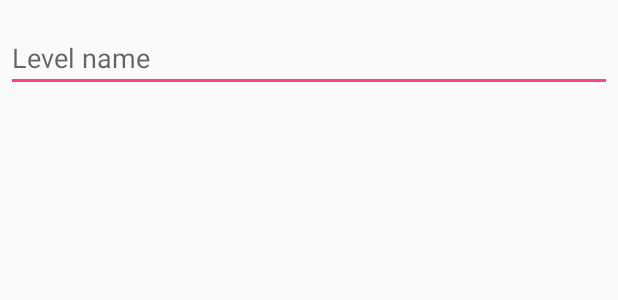
After one commit to SchrodingersGat/planet, an Android app: the layout save_level_dialog.xml on its own in the app's theme, with its tools: preview values and no code run, on a phone screen of 412 x 824 dp. The commit adds this screen. Shown: the top 300 px of the screen. Run offline under Robolectric (Android 15) with nearby library versions, the phone set to English and light mode, and no system bars.

```diff
--- a/app/src/main/java/com/example/oliver/planet/LevelSelectorActivity.java
+++ b/app/src/main/java/com/example/oliver/planet/LevelSelectorActivity.java
@@ -45,4 +45,8 @@ public class LevelSelectorActivity extends ListActivity {
         startActivity(intent);
     }
 
+    public void newLevel(View view) {
+        Log.i("click", "New level!");
+    }
+
 }
--- /dev/null
+++ b/app/src/main/res/layout/save_level_dialog.xml
@@ -0,0 +1,17 @@
+<?xml version="1.0" encoding="utf-8"?>
+<LinearLayout xmlns:android="http://schemas.android.com/apk/res/android"
+    android:orientation="vertical" android:layout_width="match_parent"
+    android:layout_height="match_parent">
+
+    <EditText
+        android:id="@+id/level_name"
+        android:inputType="text"
+        android:layout_width="match_parent"
+        android:layout_height="wrap_content"
+        android:layout_marginTop="16dp"
+        android:layout_marginLeft="4dp"
+        android:layout_marginRight="4dp"
+        android:layout_marginBottom="4dp"
+        android:hint="Level name" />
+
+</LinearLayout>
```
Also changed, not shown: app/src/main/java/com/example/oliver/planet/GameActivity.java (+10 -3 lines), app/src/main/java/com/example/oliver/planet/GameSurface.java (+70 -62 lines), app/src/main/res/layout/level_selector_layout.xml (+17 -4 lines).
